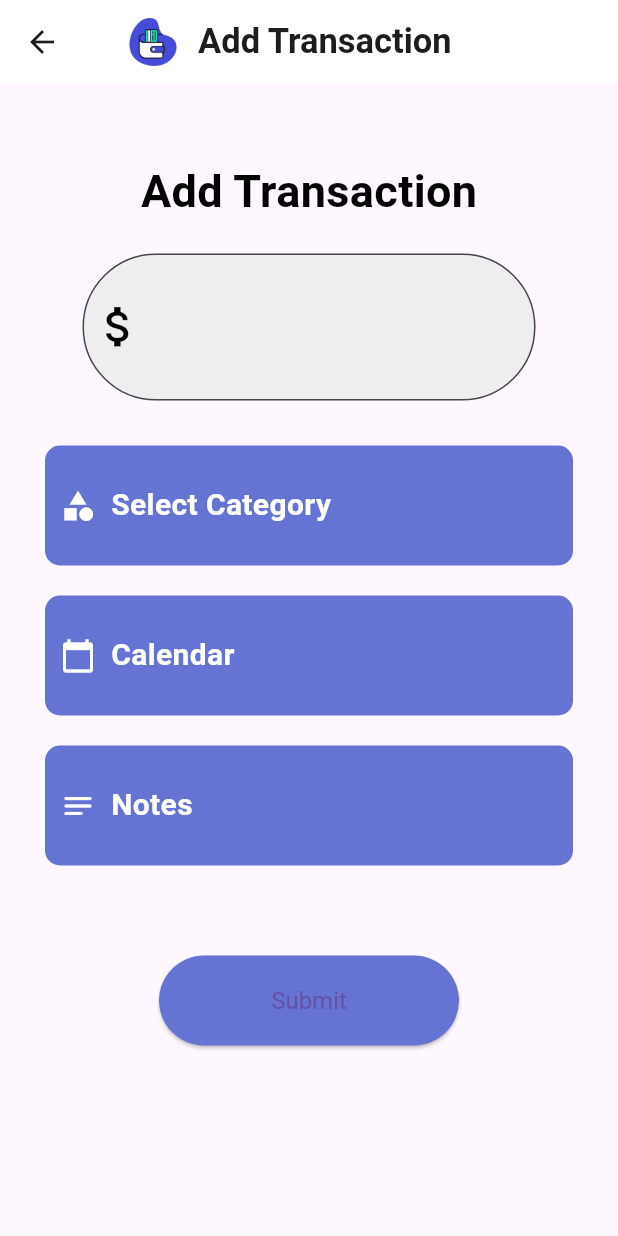
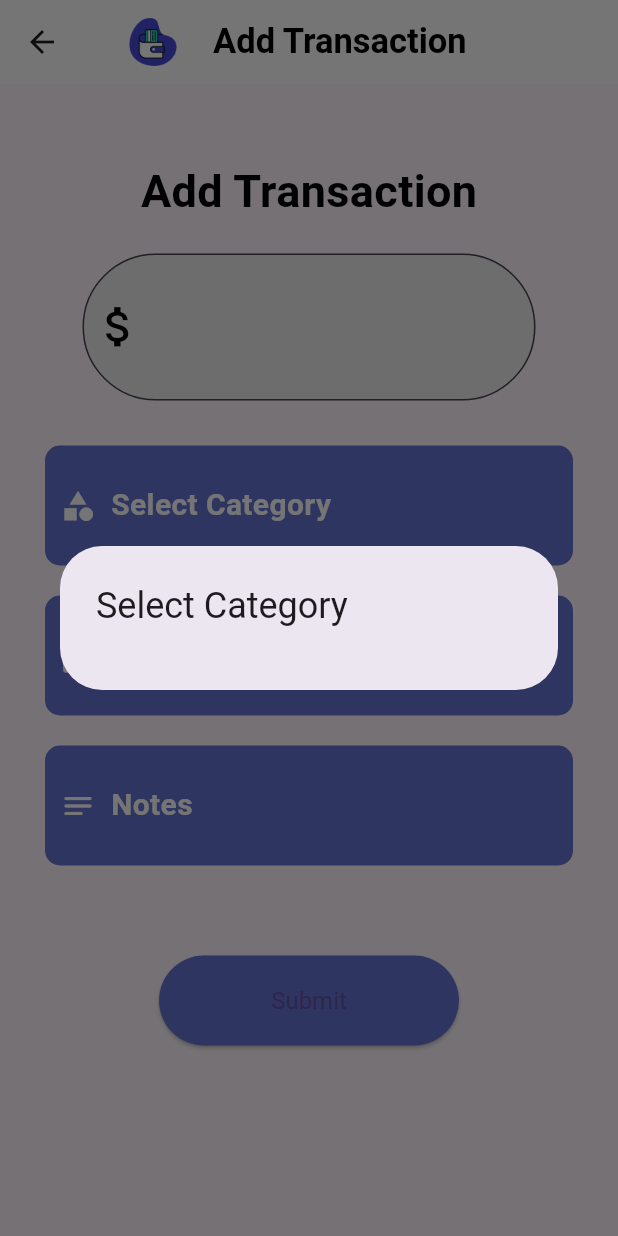
Before and after one commit to AshSteep/Budget-Buddy-, a Flutter app: the AddTransaction screen opened by its route, after a tap on "Select Category", on a phone screen of 412 x 824 dp. Run offline on Flutter 3.47's test engine with Material 3 defaults, Android fonts, the phone set to English and light mode, and no system bars; our stand-ins replace cloud_firestore, curved_navigation_bar, firebase_auth, firebase_core, google_sign_in and 1 more; missing offline and left inert: dart:ffi; accounts and stored records are empty.

Commit message:
add transaction page corrected

```diff
--- a/lib/screens/userpage/addtransaction.dart
+++ b/lib/screens/userpage/addtransaction.dart
@@ -1,3 +1,4 @@
+import 'package:firebase_auth/firebase_auth.dart';
 import 'package:flutter/material.dart';
 import 'package:cloud_firestore/cloud_firestore.dart';
 
@@ -23,12 +24,13 @@ class AddTransaction extends StatefulWidget {
 }
 
 class _AddTransactionState extends State<AddTransaction> {
-  List<String> categories = [];
-  String _selectedCategory = '';
   List<String> expenses = [];
   String selectedExpense = '';
   String amount = '';
+  DateTime? selectedDate;
   String extraNotes = '';
+  final FirebaseAuth _auth = FirebaseAuth.instance;
+
   @override
   void initState() {
     super.initState();
@@ -36,7 +38,6 @@ class _AddTransactionState extends State<AddTransaction> {
   }
 
   void _fetchExpensesFromServer() async {
-    // Simulated data fetching or initialization of the expenses list
     try {
       DocumentSnapshot userSnapshot = await FirebaseFirestore.instance
           .collection('categories')
@@ -61,24 +62,24 @@ class _AddTransactionState extends State<AddTransaction> {
 
   @override
   Widget build(BuildContext context) {
+    String uid = _auth.currentUser!.uid;
+
     return Scaffold(
       appBar: AppBar(
         elevation: 0,
-        backgroundColor: Color.fromARGB(255, 255, 255, 255),
-        title: Align(
-          alignment: Alignment.topLeft,
-          child: Row(
+        backgroundColor: Colors.white,
+        title: Row(
           children: [
             Image.asset(
               'assets/icons/wallet.png',
               width: 60,
               height: 40,
             ),
-              SizedBox(width: 0), // Add some spacing between the icon and text
+            SizedBox(width: 10),
             Text(
               'Add Transaction',
               style: TextStyle(
-                  color: const Color.fromARGB(255, 30, 28, 28),
+                color: Colors.black,
                 fontSize: 23,
                 fontFamily: 'Roboto',
                 fontWeight: FontWeight.bold,
@@ -87,13 +88,12 @@ class _AddTransactionState extends State<AddTransaction> {
           ],
         ),
       ),
-      ),
       body: SingleChildScrollView(
         child: Center(
           child: Column(
             mainAxisAlignment: MainAxisAlignment.start,
             children: [
-              SizedBox(height: 50), // Add some space above the title
+              SizedBox(height: 50),
               Text(
                 'Add Transaction',
                 style: TextStyle(
@@ -102,9 +102,9 @@ class _AddTransactionState extends State<AddTransaction> {
                   fontWeight: FontWeight.bold,
                 ),
               ),
-              SizedBox(height: 20), // Add some space below the title
+              SizedBox(height: 20),
               Padding(
-                padding: const EdgeInsets.only(right: 55, left: 55),
+                padding: const EdgeInsets.symmetric(horizontal: 55),
                 child: TextField(
                   decoration: InputDecoration(
                     prefixIcon: Icon(
@@ -124,23 +124,57 @@ class _AddTransactionState extends State<AddTransaction> {
                   keyboardType: TextInputType.number,
                   onChanged: (value) {
                     setState(() {
-                      // Use the value to update the desired state or variable.
+                      amount = value;
                     });
                   },
                   style: TextStyle(
-                    fontSize: 25.0, // Adjust the font size
-                    color: Colors.black, // Set the text color
-                    fontWeight: FontWeight.bold, // Set the font weight
-                    // Add more text styling properties as needed
+                    fontSize: 25.0,
+                    color: Colors.black,
+                    fontWeight: FontWeight.bold,
                   ),
                 ),
               ),
-              SizedBox(height: 20), // Add some space below the text field
+              SizedBox(height: 20),
               Padding(
-                padding: const EdgeInsets.only(right: 30, left: 30),
+                padding: const EdgeInsets.symmetric(horizontal: 30),
                 child: Column(
                   children: [
-                    Container(
+                    InkWell(
+                      onTap: () {
+                        showDialog(
+                          context: context,
+                          builder: (BuildContext context) {
+                            return AlertDialog(
+                              title: Text('Select Category'),
+                              content: Container(
+                                width: double.maxFinite,
+                                child: ListView.separated(
+                                  shrinkWrap: true,
+                                  itemBuilder:
+                                      (BuildContext context, int index) {
+                                    final currentItem = expenses[index];
+                                    return ListTile(
+                                      title: Text(currentItem),
+                                      onTap: () {
+                                        setState(() {
+                                          selectedExpense = currentItem;
+                                        });
+                                        Navigator.of(context).pop();
+                                      },
+                                    );
+                                  },
+                                  separatorBuilder:
+                                      (BuildContext context, int index) {
+                                    return SizedBox(height: 5);
+                                  },
+                                  itemCount: expenses.length,
+                                ),
+                              ),
+                            );
+                          },
+                        );
+                      },
+                      child: Container(
                         height: 80,
                         margin: EdgeInsets.symmetric(vertical: 10),
                         decoration: BoxDecoration(
@@ -154,30 +188,12 @@ class _AddTransactionState extends State<AddTransaction> {
                               children: [
                                 Icon(Icons.category, color: Colors.white),
                                 SizedBox(width: 10),
-                              PopupMenuButton<String>(
-                                onSelected: (value) {
-                                  setState(() {
-                                    _selectedCategory = value;
-                                  });
-                                },
-                                itemBuilder: (BuildContext context) {
-                                  // Return the categories fetched from Firebase
-                                  return categories.map((category) {
-                                    return PopupMenuItem<String>(
-                                      value: category,
-                                      child: Text(category),
-                                    );
-                                  }).toList();
-                                },
-                                child: Text(
-                                  _selectedCategory.isEmpty
-                                      ? 'Select Category'
-                                      : _selectedCategory,
+                                Text(
+                                  'Select Category',
                                   style: TextStyle(
                                     color: Colors.white,
                                     fontSize: 20,
                                     fontWeight: FontWeight.bold,
-                                  ),
                                   ),
                                 ),
                               ],
@@ -185,9 +201,9 @@ class _AddTransactionState extends State<AddTransaction> {
                           ),
                         ),
                       ),
+                    ),
                     GestureDetector(
                       onTap: () {
-                        // Show the calendar when the container is tapped
                         _showCalendar(context);
                       },
                       child: Container(
@@ -223,7 +239,6 @@ class _AddTransactionState extends State<AddTransaction> {
                     ),
                     GestureDetector(
                       onTap: () {
-                        // Show the dialog when the container is tapped
                         showDialog(
                           context: context,
                           builder: (BuildContext context) {
@@ -231,14 +246,19 @@ class _AddTransactionState extends State<AddTransaction> {
                               title: Text('Edit Notes'),
                               content: TextField(
                                 decoration: InputDecoration(
-                                    hintText: 'Enter your notes...'),
+                                  hintText: 'Enter your notes...',
+                                ),
                                 maxLines: 3,
+                                onChanged: (value) {
+                                  setState(() {
+                                    extraNotes = value;
+                                  });
+                                },
                               ),
                               actions: [
                                 TextButton(
                                   onPressed: () {
-                                    Navigator.of(context)
-                                        .pop(); // Close the dialog
+                                    Navigator.of(context).pop();
                                   },
                                   child: Text('Close'),
                                 ),
@@ -286,21 +306,34 @@ class _AddTransactionState extends State<AddTransaction> {
                 height: 60,
                 width: 200,
                 child: ElevatedButton(
-                  onPressed: () {
-                    // Define actions to be performed when the button is pressed
-                    // For example, you can add code here to submit a form
-                    print('Submit Button Pressed');
+                  onPressed: () async {
+                    try {
+                      await FirebaseFirestore.instance
+                          .collection('users')
+                          .doc(uid)
+                          .set({
+                        'expenseData': FieldValue.arrayUnion([
+                          {
+                            'amount': amount.toString(),
+                            'expenseType': selectedExpense,
+                            'date': selectedDate,
+                            'text': selectedExpense,
+                            'extraNotes': extraNotes,
+                          }
+                        ])
+                      }, SetOptions(merge: true));
+                    } catch (e) {
+                      print("Error: $e");
+                    }
                   },
                   style: ElevatedButton.styleFrom(
-                    backgroundColor: Color(0xFFF6573D3), // text color
-                    padding: EdgeInsets.symmetric(
-                        horizontal: 20, vertical: 10), // button padding
+                    backgroundColor: Color(0xFFF6573D3),
+                    padding: EdgeInsets.symmetric(horizontal: 20, vertical: 10),
                     shape: RoundedRectangleBorder(
-                      borderRadius:
-                          BorderRadius.circular(100), // button border radius
+                      borderRadius: BorderRadius.circular(100),
                     ),
                     textStyle: TextStyle(
-                      fontSize: 16, // text font size
+                      fontSize: 16,
                     ),
                   ),
                   child: Text('Submit'),
@@ -323,6 +356,9 @@ class _AddTransactionState extends State<AddTransaction> {
     );
     if (picked != null) {
       print('Selected date: $picked');
+      setState(() {
+        selectedDate = picked;
+      });
     }
   }
 }
```
Also changed, not shown: lib/Widgets/expense_total_widget.dart (+15 -4 lines), lib/Widgets/expense_widget.dart (+24 -3 lines), lib/screens/userpage/UserPage.dart (+81 -1 lines). Lines whose indentation alone changed are shown as unchanged.
